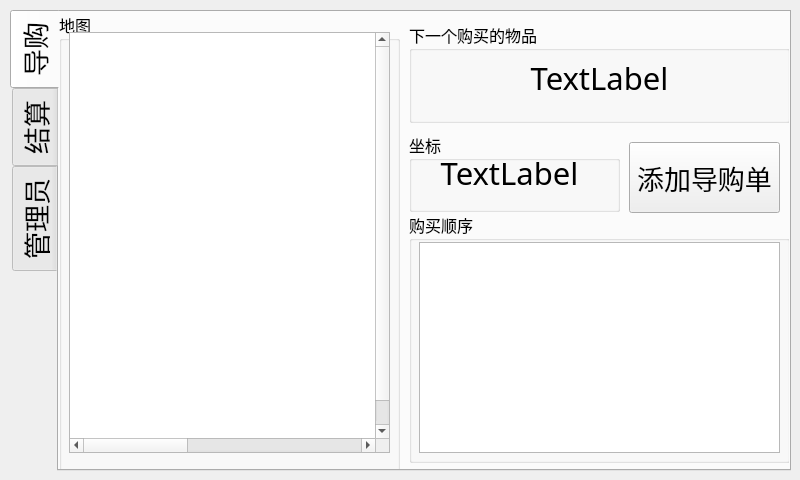
Qt form ui/Ui_main.ui (limelisest/pyqt5-guide) before a commit.
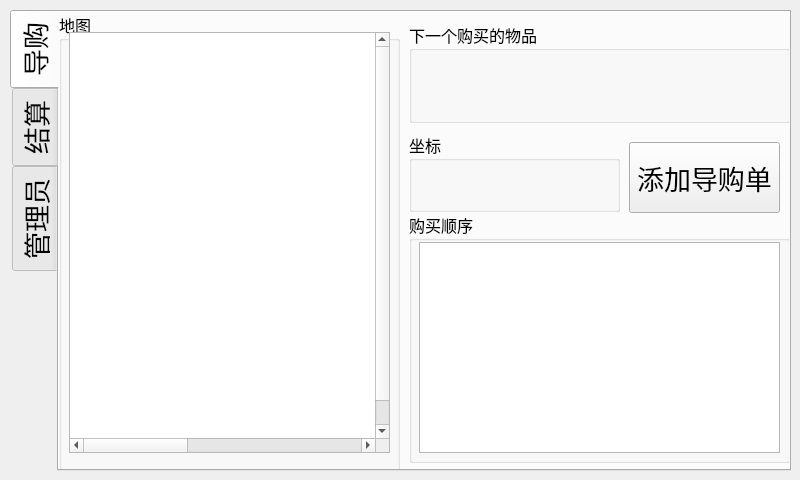
The same form after that commit. The open tabs and pages were chosen to show the change.

The edit to the form file:
```diff
--- a/ui/Ui_main.ui
+++ b/ui/Ui_main.ui
@@ -348,7 +348,7 @@
         </font>
        </property>
        <property name="text">
-        <string>TextLabel</string>
+        <string/>
        </property>
        <property name="alignment">
         <set>Qt::AlignCenter</set>
@@ -418,7 +418,7 @@
         </font>
        </property>
        <property name="text">
-        <string>TextLabel</string>
+        <string/>
        </property>
        <property name="alignment">
         <set>Qt::AlignCenter</set>
```
Left out of the diff: 2 changed lines with no effect on the pictures.
